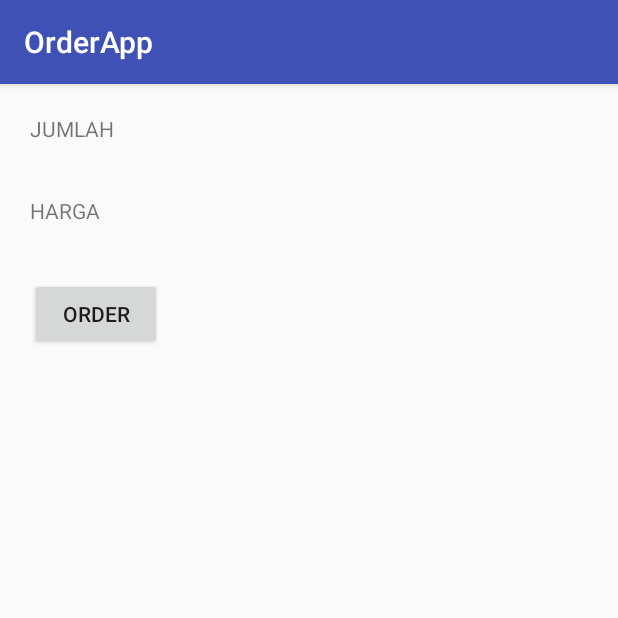
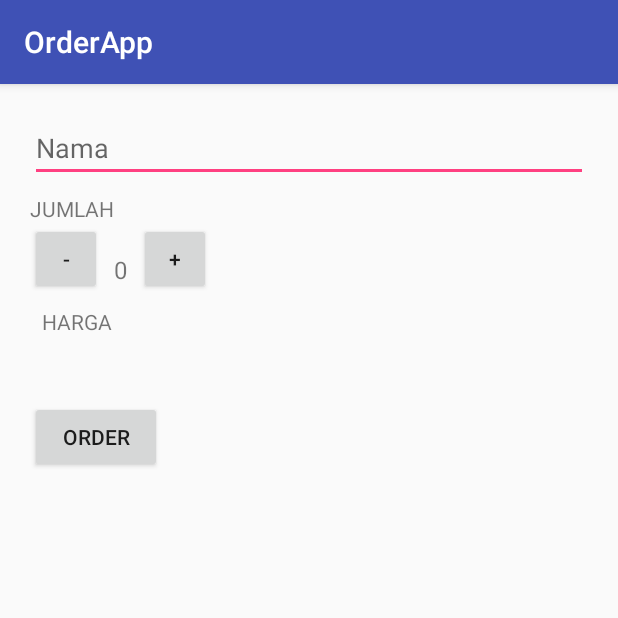
Before and after one commit to Insan23/OrderApp, an Android app: the screen it shows after launch (MainActivity), on a phone screen of 412 x 824 dp, the top half of it. Run offline under Robolectric (Android 15) with nearby library versions, the phone set to English and light mode, and no system bars.

Commit message:
bagian 3 menambahkan 2 tombol inkremen dan dekremen, untuk menambah atau mengurangi jumlah pemesanan

```diff
--- a/app/src/main/res/layout/activity_main.xml
+++ b/app/src/main/res/layout/activity_main.xml
@@ -8,32 +8,59 @@
     android:orientation="vertical"
     tools:context="id.onestep.orderapp.MainActivity">
 
+
+    <EditText
+        android:layout_width="match_parent"
+        android:layout_height="wrap_content"
+        android:layout_marginBottom="8dp"
+        android:hint="Nama" />
+
     <TextView
         android:layout_width="wrap_content"
         android:layout_height="wrap_content"
         android:text="JUMLAH" />
 
-    <TextView
-        android:id="@+id/teks_jumlah"
+    <LinearLayout
         android:layout_width="wrap_content"
         android:layout_height="wrap_content"
-        android:layout_margin="8dp"/>
+        android:orientation="horizontal">
+
+        <Button
+            android:layout_width="48dp"
+            android:layout_height="48dp"
+            android:text="-" />
+
+        <TextView
+            android:id="@+id/teks_jumlah"
+            android:layout_width="wrap_content"
+            android:layout_height="wrap_content"
+            android:layout_margin="8dp"
+            android:text="0"
+            android:textSize="16sp" />
+
+        <Button
+            android:layout_width="48dp"
+            android:layout_height="48dp"
+            android:text="+" />
+
+    </LinearLayout>
 
     <TextView
         android:layout_width="wrap_content"
         android:layout_height="wrap_content"
-        android:text="HARGA" />
+        android:text="HARGA"
+        android:layout_margin="8dp"/>
 
     <TextView
         android:id="@+id/teks_harga"
         android:layout_width="wrap_content"
         android:layout_height="wrap_content"
-        android:layout_margin="8dp"/>
+        android:layout_margin="8dp" />
 
     <Button
         android:layout_width="wrap_content"
         android:layout_height="wrap_content"
-        android:text="ORDER"
-        android:onClick="submitOrder"/>
+        android:onClick="submitOrder"
+        android:text="ORDER" />
 
 </LinearLayout>
```
